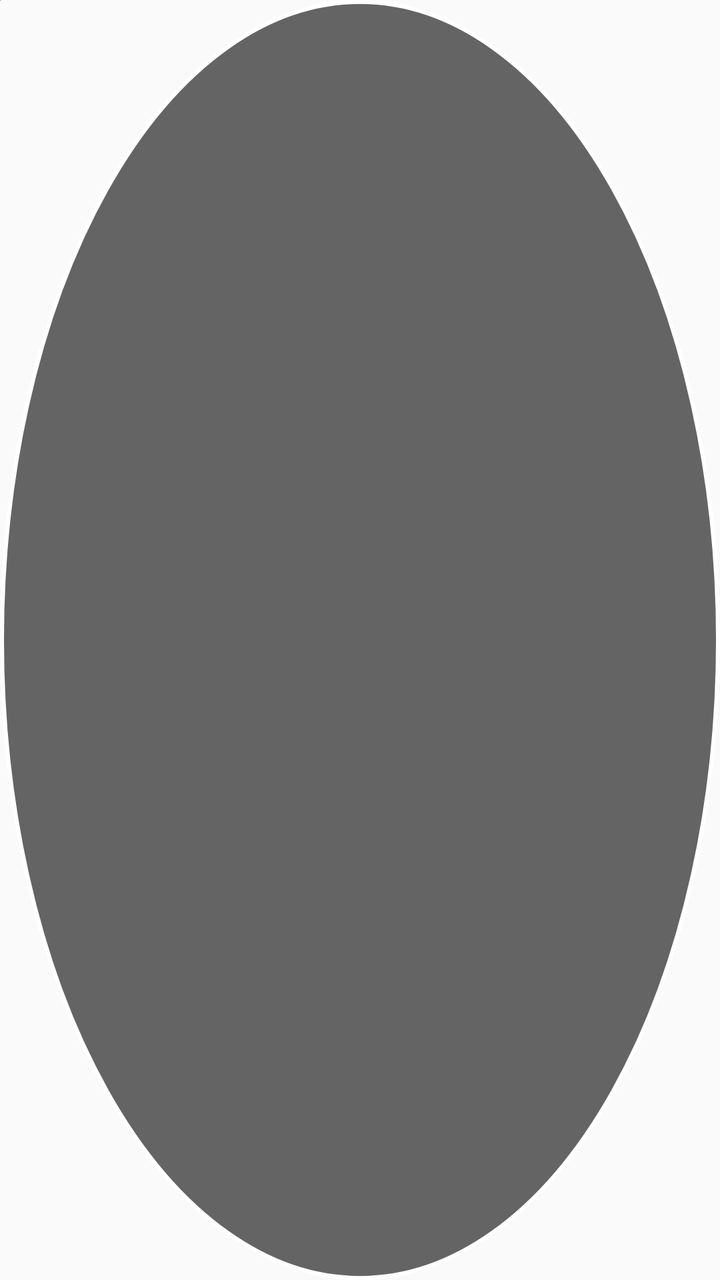
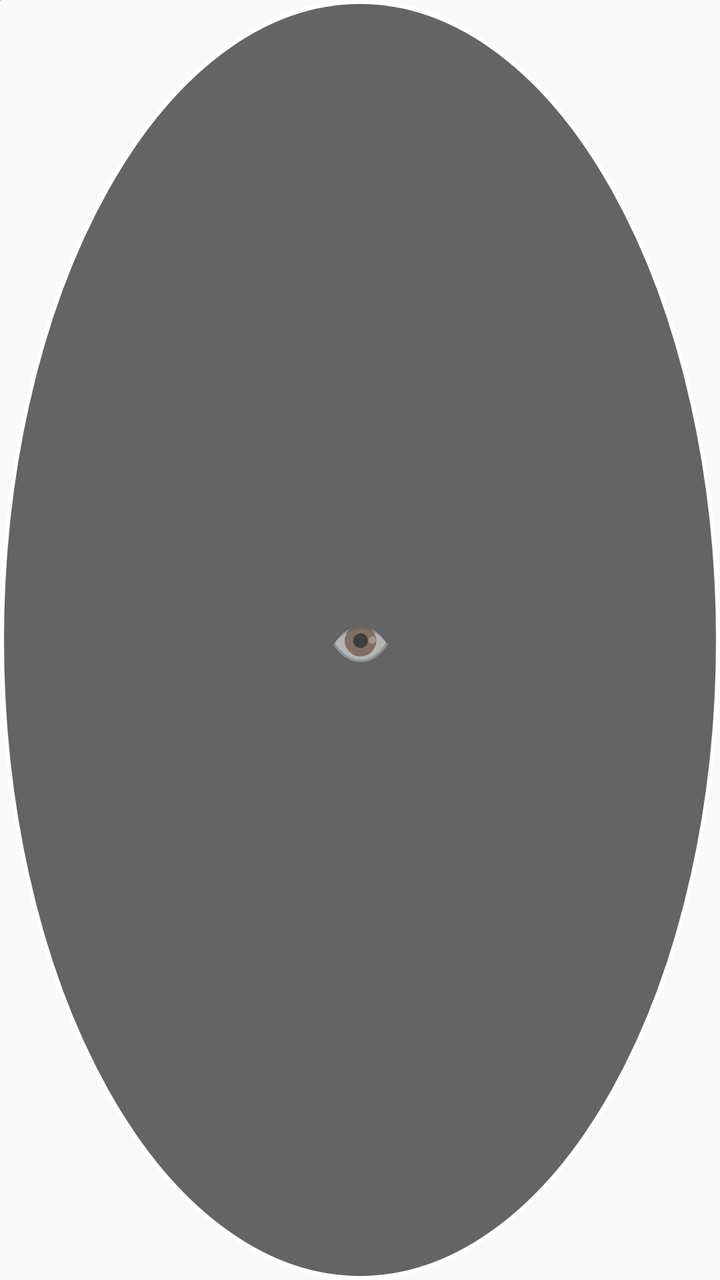

Before-and-after screenshots of an Android layout around one commit, followed by the original layout XML and the change that was made.
<!-- AndroidManifest.xml: application theme AppTheme -->
<!-- res/layout/layout_floating_bubble.xml -->
<?xml version="1.0" encoding="utf-8"?>
<FrameLayout xmlns:android="http://schemas.android.com/apk/res/android"
    android:layout_width="60dp"
    android:layout_height="60dp"
    android:background="@drawable/bg_floating_bubble">

    
    <androidx.camera.view.PreviewView
        android:id="@+id/hidden_preview"
        android:layout_width="1px"
        android:layout_height="1px"
        android:visibility="visible" />

    <ImageView
        android:layout_width="match_parent"
        android:layout_height="match_parent"
        android:src="@mipmap/ic_launcher"
        android:padding="8dp"
        android:scaleType="fitCenter" />

</FrameLayout>
<!-- resources referenced by this layout -->
<resources>
  <!-- drawable bg_floating_bubble (drawable) -->
  <?xml version="1.0" encoding="utf-8"?>
  <shape xmlns:android="http://schemas.android.com/apk/res/android"
      android:shape="oval">
      <solid android:color="#99000000" /> 
      <stroke android:width="2dp" android:color="#FFFFFF" />
  </shape>
  <!-- mipmap ic_launcher (mipmap-anydpi-v26) -->
  <?xml version="1.0" encoding="utf-8"?>
  <adaptive-icon xmlns:android="http://schemas.android.com/apk/res/android">
      <background android:drawable="@color/iconBackground"/>
      <foreground android:drawable="@mipmap/ic_launcher_foreground"/>
  </adaptive-icon>
  <style name="AppTheme" parent="Theme.AppCompat.DayNight.NoActionBar">
      <item name="android:editTextBackground">@drawable/rn_edit_text_material</item>
      <item name="android:windowOptOutEdgeToEdgeEnforcement" tools:targetApi="35">true</item>
      <item name="colorPrimary">@color/colorPrimary</item>
      <item name="android:statusBarColor">#ffffff</item>
    </style>
  <color name="iconBackground">#ffffff</color>
  <!-- drawable rn_edit_text_material (drawable) -->
  <?xml version="1.0" encoding="utf-8"?>
  <inset xmlns:android="http://schemas.android.com/apk/res/android"
         android:insetLeft="@dimen/abc_edit_text_inset_horizontal_material"
         android:insetRight="@dimen/abc_edit_text_inset_horizontal_material"
         android:insetTop="@dimen/abc_edit_text_inset_top_material"
         android:insetBottom="@dimen/abc_edit_text_inset_bottom_material"
         >
  
      <selector>
          
          <item android:state_enabled="false" android:drawable="@drawable/abc_textfield_default_mtrl_alpha"/>
          <item android:drawable="@drawable/abc_textfield_activated_mtrl_alpha"/>
      </selector>
  
  </inset>
  <color name="colorPrimary">#023c69</color>
</resources>

<!-- the commit's change to res/layout/layout_floating_bubble.xml (unified diff, before → after) -->
@@ -1,7 +1,7 @@
 <?xml version="1.0" encoding="utf-8"?>
 <FrameLayout xmlns:android="http://schemas.android.com/apk/res/android"
-    android:layout_width="60dp"
-    android:layout_height="60dp"
+    android:layout_width="56dp"
+    android:layout_height="56dp"
     android:background="@drawable/bg_floating_bubble">
 
     
@@ -11,11 +11,13 @@
         android:layout_height="1px"
         android:visibility="visible" />
 
-    <ImageView
+    
+    <TextView
         android:layout_width="match_parent"
         android:layout_height="match_parent"
-        android:src="@mipmap/ic_launcher"
-        android:padding="8dp"
-        android:scaleType="fitCenter" />
+        android:text="👁️"
+        android:textSize="26sp"
+        android:gravity="center"
+        android:padding="4dp" />
 
 </FrameLayout>
<!-- resource entries referenced after the edit -->
@@ -7,19 +7,12 @@
       <solid android:color="#99000000" /> 
       <stroke android:width="2dp" android:color="#FFFFFF" />
   </shape>
-  <!-- mipmap ic_launcher (mipmap-anydpi-v26) -->
-  <?xml version="1.0" encoding="utf-8"?>
-  <adaptive-icon xmlns:android="http://schemas.android.com/apk/res/android">
-      <background android:drawable="@color/iconBackground"/>
-      <foreground android:drawable="@mipmap/ic_launcher_foreground"/>
-  </adaptive-icon>
   <style name="AppTheme" parent="Theme.AppCompat.DayNight.NoActionBar">
       <item name="android:editTextBackground">@drawable/rn_edit_text_material</item>
       <item name="android:windowOptOutEdgeToEdgeEnforcement" tools:targetApi="35">true</item>
       <item name="colorPrimary">@color/colorPrimary</item>
       <item name="android:statusBarColor">#ffffff</item>
     </style>
-  <color name="iconBackground">#ffffff</color>
   <!-- drawable rn_edit_text_material (drawable) -->
   <?xml version="1.0" encoding="utf-8"?>
   <inset xmlns:android="http://schemas.android.com/apk/res/android"
